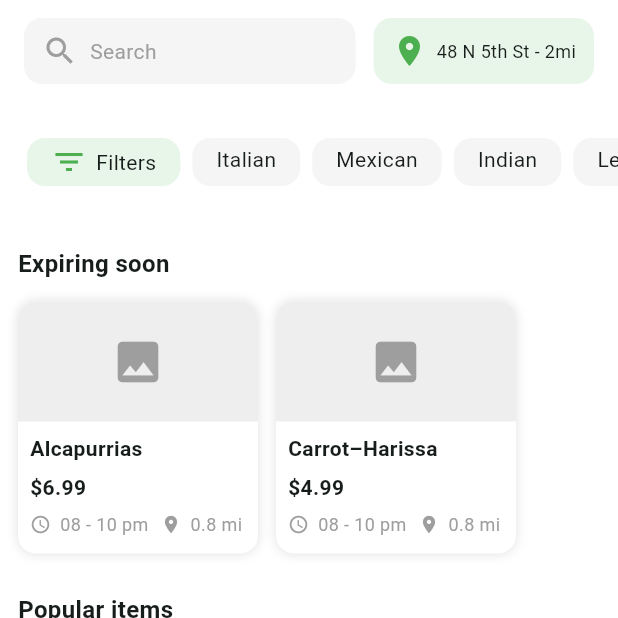
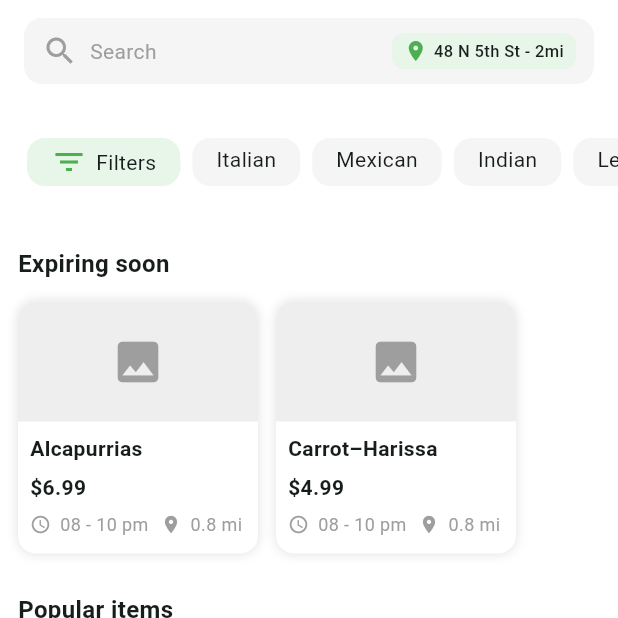
Before and after one commit to alvinsanjaya14/uts-mobile-prog, a Flutter app: the screen it shows after launch, scrolled down 394 dp, on a phone screen of 412 x 824 dp, the top half of it. Run offline on Flutter 3.47's test engine with Material 3 defaults, Android fonts, the phone set to English and light mode, and no system bars; our stand-ins replace equatable, go_router; network calls fail.

Commit message:
feat: improve search and location bar layout

```diff
--- a/lib/screens/home_screen.dart
+++ b/lib/screens/home_screen.dart
@@ -78,9 +78,6 @@ class HomeScreen extends StatelessWidget {
   Widget _buildSearchAndLocationBar() {
     return Padding(
       padding: const EdgeInsets.symmetric(horizontal: 16.0, vertical: 12),
-      child: Row(
-        children: [
-          Expanded(
       child: Container(
         height: 44,
         padding: const EdgeInsets.symmetric(horizontal: 12),
@@ -88,33 +85,36 @@ class HomeScreen extends StatelessWidget {
           color: Colors.grey[100],
           borderRadius: BorderRadius.circular(12),
         ),
+        child: Row(
+          children: [
+            // Search section
+            const Icon(Icons.search, color: Colors.grey),
+            const SizedBox(width: 8),
+            const Expanded(
+              child: Text('Search', style: TextStyle(color: Colors.grey)),
+            ),
+            const SizedBox(width: 12),
+            // Location trailing element
+            Container(
+              padding: const EdgeInsets.symmetric(horizontal: 8, vertical: 4),
+              decoration: BoxDecoration(
+                color: Colors.green[50],
+                borderRadius: BorderRadius.circular(8),
+              ),
               child: const Row(
+                mainAxisSize: MainAxisSize.min,
                 children: [
-                  Icon(Icons.search, color: Colors.grey),
-                  SizedBox(width: 8),
-                  Expanded(
-                    child: Text('Search', style: TextStyle(color: Colors.grey)),
+                  Icon(Icons.location_on, color: Colors.green, size: 16),
+                  SizedBox(width: 4),
+                  Text(
+                    '48 N 5th St - 2mi',
+                    style: TextStyle(fontSize: 11, fontWeight: FontWeight.w500),
                   ),
                 ],
               ),
             ),
-          ),
-          const SizedBox(width: 12),
-          Container(
-            padding: const EdgeInsets.symmetric(horizontal: 12, vertical: 10),
-            decoration: BoxDecoration(
-              color: Colors.green[50],
-              borderRadius: BorderRadius.circular(12),
-            ),
-            child: const Row(
-              children: [
-                Icon(Icons.location_on, color: Colors.green),
-                SizedBox(width: 6),
-                Text('48 N 5th St - 2mi', style: TextStyle(fontSize: 12)),
           ],
         ),
-          ),
-        ],
       ),
     );
   }
```
Lines whose indentation alone changed are shown as unchanged.
